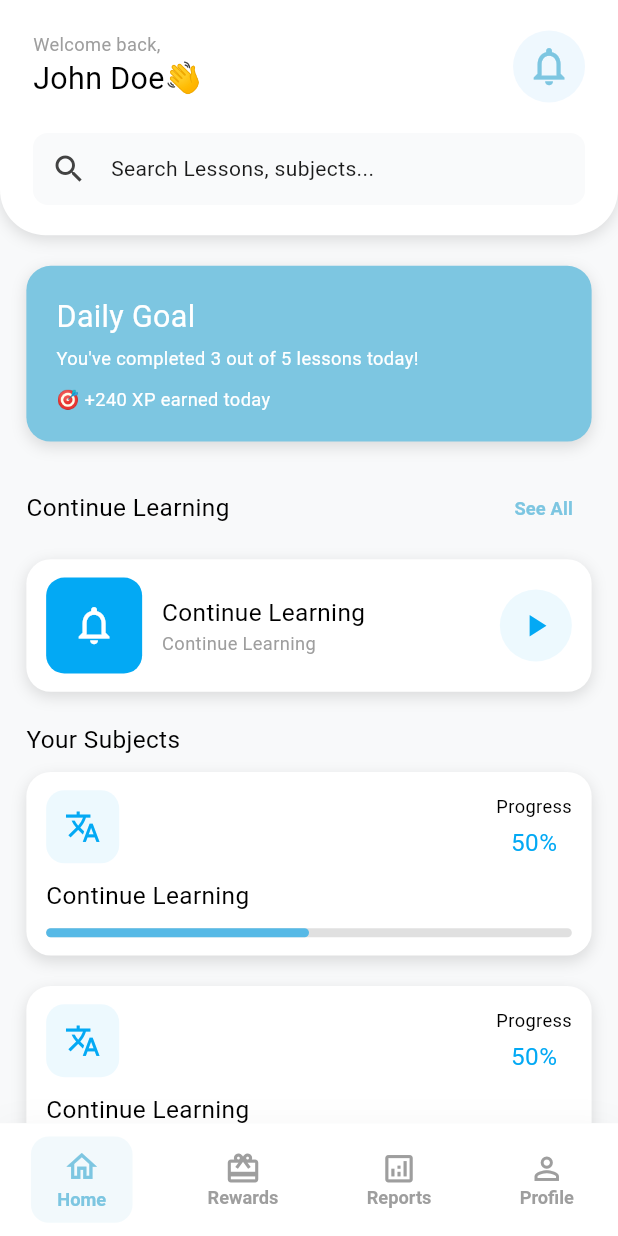
After one commit to ibraam123/cartoon_app, a Flutter app: the MainView screen opened by its route, after a tap on the "notifications none" icon, on a phone screen of 412 x 824 dp. The commit adds this screen. Run offline on Flutter 3.47's test engine with Material 3 defaults, Android fonts, the phone set to English and light mode, and no system bars; our stand-ins replace cloud_firestore, easy_localization, email_validator, firebase_auth, firebase_core, flutter_bloc and 6 more; accounts and stored records are empty.

Commit message:
finish of home screen design

```diff
--- a/lib/core/config/routes.dart
+++ b/lib/core/config/routes.dart
@@ -1,3 +1,4 @@
+import 'package:cartoon_app/features/home/preseantation/views/main_view.dart';
 import 'package:go_router/go_router.dart';
 
 import '../../features/auth/presentation/views/auth_test_view.dart';
@@ -13,6 +14,7 @@ class AppRoutes {
   static const String kForgetPasswordView = '/forgetPassword';
   static const String kOnboardingView = '/onboarding';
   static const String kAuth = '/auth';
+  static const String kMain = '/main';
 
   static final GoRouter router = GoRouter(
     initialLocation: kSplashView,
@@ -35,6 +37,10 @@ class AppRoutes {
         path: kAuth,
         builder: (context, state) => const AuthTestView(),
       ),
+      GoRoute(
+        path: kMain,
+        builder: (context, state) => const MainView(),
+      ),
     ],
   );
 }
--- /dev/null
+++ b/lib/core/widgets/custom_bottom_navbar.dart
@@ -0,0 +1,95 @@
+import 'package:flutter/material.dart';
+import 'package:flutter_screenutil/flutter_screenutil.dart';
+import '../../features/home/domain/entities/nav_item.dart';
+import '../config/app_colors.dart';
+
+class CustomBottomNavBar extends StatefulWidget {
+  final int currentIndex;
+  final Function(int) onItemTapped;
+
+  const CustomBottomNavBar({
+    super.key,
+    required this.currentIndex,
+    required this.onItemTapped,
+  });
+
+  @override
+  State<CustomBottomNavBar> createState() => _CustomBottomNavBarState();
+}
+
+class _CustomBottomNavBarState extends State<CustomBottomNavBar> {
+  static const items = [
+    NavItem(Icons.home_outlined, 'Home'),
+    NavItem(Icons.card_giftcard_outlined, 'Rewards'),
+    NavItem(Icons.analytics_outlined, 'Reports'),
+    NavItem(Icons.person_outline, 'Profile'),
+  ];
+
+  @override
+  Widget build(BuildContext context) {
+    return Container(
+      decoration: BoxDecoration(
+        color: Colors.white,
+        boxShadow: [
+          BoxShadow(
+            color: Colors.black.withValues(alpha: 0.05),
+            blurRadius: 20,
+            offset: const Offset(0, 5),
+          ),
+        ],
+      ),
+      child: Row(
+        mainAxisAlignment: MainAxisAlignment.spaceAround,
+        children: List.generate(items.length, (index) {
+          final item = items[index];
+          final isSelected = widget.currentIndex == index;
+
+          return InkWell(
+            borderRadius: BorderRadius.circular(12),
+            onTap: () => widget.onItemTapped(index),
+            splashColor: AppColors.primary.withValues(alpha: 0.1),
+            child: AnimatedContainer(
+              margin: EdgeInsets.symmetric(vertical: 8.w),
+              duration: const Duration(milliseconds: 300),
+              curve: Curves.ease,
+              padding: EdgeInsets.symmetric(
+                  horizontal: isSelected ? 16.w : 8.w, vertical: 8.h),
+              decoration: BoxDecoration(
+                color: isSelected
+                    ? AppColors.primary.withValues(alpha: 0.1)
+                    : Colors.transparent,
+                borderRadius: BorderRadius.circular(12),
+              ),
+              child: Column(
+                mainAxisSize: MainAxisSize.min,
+                mainAxisAlignment: MainAxisAlignment.center,
+                children: [
+                  AnimatedTheme(
+                    data: ThemeData(
+                      iconTheme: IconThemeData(
+                        color: isSelected ? AppColors.primary : Colors.grey,
+                        size: 24.r,
+                      ),
+                    ),
+                    duration: const Duration(milliseconds: 300),
+                    child: Icon(item.icon),
+                  ),
+                  if (isSelected) const SizedBox(height: 3),
+                  AnimatedDefaultTextStyle(
+                    duration: const Duration(milliseconds: 200),
+                    style: TextStyle(
+                      fontSize: 12.sp ,
+                      fontWeight: FontWeight.bold,
+                      color: isSelected ? AppColors.primary : Colors.grey,
+                    ),
+                    child: Text(item.label),
+                  ),
+                ],
+              ),
+            ),
+          );
+        }),
+      ),
+    );
+  }
+}
--- a/lib/features/auth/presentation/views/auth_test_view.dart
+++ b/lib/features/auth/presentation/views/auth_test_view.dart
@@ -9,6 +9,7 @@ import 'package:flutter_bloc/flutter_bloc.dart';
 import 'package:go_router/go_router.dart';
 
 import '../../../../core/config/app_keys_localization.dart';
+import '../../../../core/config/routes.dart';
 import '../../../../core/widgets/custom_snackbar.dart';
 import '../logic/auth_cubit.dart';
 import '../widgets/segment_option.dart';
@@ -26,7 +27,6 @@ class _AuthTestViewState extends State<AuthTestView> {
   bool isObscure = true;
   int _tabIndex = 0;
 
-  // form controllers (example)
   final TextEditingController _emailController = TextEditingController();
   final TextEditingController _passwordController = TextEditingController();
   final TextEditingController _firstNameController = TextEditingController();
@@ -90,6 +90,7 @@ class _AuthTestViewState extends State<AuthTestView> {
             icon: Icons.check_circle_outline,
             backgroundColor: Colors.green,
           );
+          GoRouter.of(context).go(AppRoutes.kMain);
         }
       },
       child: buildUi(),
@@ -155,14 +156,30 @@ class _AuthTestViewState extends State<AuthTestView> {
                             label: 'Sign In',
                             index: 0,
                             selectedIndex: _tabIndex,
-                            onTap: () => setState(() => _tabIndex = 0)  ,
+                            onTap: () {
+                              setState(() {
+                                _tabIndex = 0;
+                                _firstNameController.clear();
+                                _lastNameController.clear();
+                                _emailController.clear();
+                                _passwordController.clear();
+                              });
+                            },
                           ),
                           SizedBox(width: 12.w),
                           SegmentOption(
                             label: 'Sign Up',
                             index: 1,
                             selectedIndex: _tabIndex,
-                            onTap: () => setState(() => _tabIndex = 1),
+                            onTap: () {
+                              setState(() {
+                                _tabIndex = 1;
+                                _firstNameController.clear();
+                                _lastNameController.clear();
+                                _emailController.clear();
+                                _passwordController.clear();
+                              });
+                            },
                           ),
                         ],
                       ),
--- /dev/null
+++ b/lib/features/home/domain/entities/nav_item.dart
@@ -0,0 +1,7 @@
+import 'package:flutter/material.dart';
+
+class NavItem {
+  final IconData icon;
+  final String label;
+  const NavItem(this.icon, this.label);
+}
--- /dev/null
+++ b/lib/features/home/preseantation/views/home_view.dart
@@ -0,0 +1,88 @@
+import 'package:flutter/material.dart';
+import 'package:flutter_screenutil/flutter_screenutil.dart';
+
+import '../widgets/continues_container.dart';
+import '../widgets/daily_goal_container.dart';
+import '../widgets/header_container.dart';
+import '../widgets/header_section.dart';
+import '../widgets/list_acheivments.dart';
+import '../widgets/subject_container.dart';
+
+class HomeView extends StatelessWidget {
+  const HomeView({super.key});
+
+  @override
+  Widget build(BuildContext context) {
+    return ListView(
+      children: [
+        HeaderContainer(),
+        SizedBox(height: 20.h),
+        Padding(
+          padding: EdgeInsets.symmetric(horizontal: 16.w),
+          child: DailyGoalContainer(),
+        ),
+        SizedBox(height: 20.h),
+        Padding(
+          padding: EdgeInsets.symmetric(horizontal: 16.w),
+          child: HeadersSection(text: "Continue Learning", haveSeeAll: true)
+        ),
+        SizedBox(height: 10.h),
+        Padding(
+          padding: EdgeInsets.symmetric(horizontal: 16.w),
+          child: ContinuesContainer(
+            bkgColor: Colors.lightBlue,
+            iconSubject: Icons.book_outlined,
+            text: "Continue Learning",
+            subText: "Continue Learning",
+          ),
+        ),
+        SizedBox(height: 20.h),
+        Padding(
+          padding: EdgeInsets.symmetric(horizontal: 16.w),
+          child: HeadersSection(text: "Your Subjects" , haveSeeAll: false) ,
+        ),
+        SizedBox(height: 10.h),
+        Padding(
+          padding: EdgeInsets.symmetric(horizontal: 16.w),
+          child: SubjectContainer(
+            bkgColor: Colors.lightBlue,
+            iconSubject: Icons.book_outlined,
+            text: "Continue Learning",
+          ),
+        ),
+        SizedBox(height: 20.h),
+        Padding(
+          padding: EdgeInsets.symmetric(horizontal: 16.w),
+          child: SubjectContainer(
+            bkgColor: Colors.lightBlue,
+            iconSubject: Icons.book_outlined,
+            text: "Continue Learning",
+          ),
+        ),
+        SizedBox(height: 20.h),
+        Padding(
+          padding: EdgeInsets.symmetric(horizontal: 16.w),
+          child: SubjectContainer(
+            bkgColor: Colors.lightBlue,
+            iconSubject: Icons.book_outlined,
+            text: "Continue Learning",
+          ),
+        ),
+        SizedBox(height: 20.h),
+        Padding(
+          padding: EdgeInsets.symmetric(horizontal: 16.w),
+          child: HeadersSection(text: "Recent Achievements" , haveSeeAll: false) ,
+        ),
+        SizedBox(height: 10.h),
+        Padding(
+          padding: EdgeInsets.symmetric(horizontal: 16.w),
+          child: ListAchievements(
+            iconText: "📚",
+          ) ,
+        ),
+        SizedBox(height: 20.h),
+
+      ],
+    );
+  }
+}
--- /dev/null
+++ b/lib/features/home/preseantation/views/main_view.dart
@@ -0,0 +1,73 @@
+import 'package:flutter/material.dart';
+
+import '../../../../core/widgets/custom_bottom_navbar.dart';
+import 'home_view.dart';
+
+class MainView extends StatefulWidget {
+  const MainView({super.key});
+
+  @override
+  State<MainView> createState() => _MainViewState();
+}
+
+class _MainViewState extends State<MainView> {
+
+  int _currentIndex = 0;
+
+  final List<Widget> _pages = [
+    HomeView(),
+    SearchView(),
+    FavoriteView(),
+    CartView(),
+  ];
+
+  void _onItemTapped(int index) {
+    setState(() {
+      _currentIndex = index;
+    });
+  }
+
+
+  @override
+  Widget build(BuildContext context) {
+    return SafeArea(
+      child: Scaffold(
+        body: _pages[_currentIndex],
+        bottomNavigationBar: CustomBottomNavBar(
+          currentIndex: _currentIndex,
+          onItemTapped: _onItemTapped,
+        ),
+      ),
+    );
+  }
+}
+class SearchView extends StatelessWidget {
+  const SearchView({super.key});
+
+  @override
+  Widget build(BuildContext context) {
+    return const Center(
+      child: Text('Search View'),
+    );
+  }
+}
+class FavoriteView extends StatelessWidget {
+  const FavoriteView({super.key});
+
+  @override
+  Widget build(BuildContext context) {
+    return const Center(
+      child: Text('Search View'),
+    );
+  }
+}
+class CartView extends StatelessWidget {
+  const CartView({super.key});
+
+  @override
+  Widget build(BuildContext context) {
+    return const Center(
+      child: Text('Search View'),
+    );
+  }
+}
--- /dev/null
+++ b/lib/features/home/preseantation/widgets/continues_container.dart
@@ -0,0 +1,90 @@
+import 'package:flutter/material.dart';
+import 'package:flutter_screenutil/flutter_screenutil.dart';
+
+import '../../../../core/config/app_colors.dart';
+
+class ContinuesContainer extends StatelessWidget {
+  const ContinuesContainer({super.key , required this.bkgColor, required this.iconSubject, required this.text, required this.subText});
+  final Color bkgColor;
+  final IconData iconSubject;
+  final String text;
+  final String subText;
+
+  @override
+  Widget build(BuildContext context) {
+    return Container(
+      padding: EdgeInsets.symmetric(horizontal: 12.w, vertical: 12.h),
+      width: double.infinity,
+      decoration: BoxDecoration(
+        color: Colors.white,
+        borderRadius: BorderRadius.all(
+          Radius.circular(16.r),
+        ),
+        boxShadow: [
+          BoxShadow(
+            color: Colors.black12,
+            blurRadius: 8,
+            offset: Offset(0, 3),
+          )
+        ],
+      ),
+      child: Row(
+        mainAxisAlignment: MainAxisAlignment.start,
+        children: [
+          Container(
+            decoration: BoxDecoration(
+              color: bkgColor,
+              borderRadius: BorderRadius.circular(12.r),
+            ),
+            child: Padding(
+              padding: const EdgeInsets.all(8.0),
+              child: IconButton(
+                onPressed: () {},
+                icon: Icon(
+                  Icons.notifications_none_outlined,
+                  color: AppColors.white,
+                  size: 30.r,
+                ),
+              ),
+            ),
+          ),
+          SizedBox(width: 12.w),
+          Column(
+              crossAxisAlignment: CrossAxisAlignment.start,
+              children: [
+                Text(
+                  text,
+                  style: TextStyle(
+                    fontSize: 16.sp,
+                    color: Colors.black,
+                  ),
+                ),
+                Text(
+                  subText,
+                  style: TextStyle(
+                    fontSize: 12.sp,
+                    color: Colors.grey,
+                  ),
+                )
+              ]
+          ),
+          Spacer(),
+          Container(
+            decoration: BoxDecoration(
+              color: bkgColor.withValues(alpha: 0.07),
+              borderRadius: BorderRadius.circular(32.r),
+            ),
+            child: IconButton(
+              onPressed: () {},
+              icon: Icon(
+                Icons.play_arrow,
+                color: bkgColor,
+                size: 24.r,
+              ),
+            ),
+          )
+        ],
+      ),
+    );
+  }
+}
--- /dev/null
+++ b/lib/features/home/preseantation/widgets/daily_goal_container.dart
@@ -0,0 +1,57 @@
+import 'package:flutter/material.dart';
+import 'package:flutter_screenutil/flutter_screenutil.dart';
+
+import '../../../../core/config/app_colors.dart';
+
+class DailyGoalContainer extends StatelessWidget {
+  const DailyGoalContainer({super.key});
+
+  @override
+  Widget build(BuildContext context) {
+    return Container(
+      padding: EdgeInsets.symmetric(horizontal: 20, vertical: 20),
+      width: double.infinity,
+      decoration: BoxDecoration(
+          color: AppColors.primary,
+          borderRadius: BorderRadius.all(
+            Radius.circular(16.r),
+          ),
+          boxShadow: [
+            BoxShadow(
+              color: Colors.black12,
+              blurRadius: 8,
+              offset: Offset(0, 3),
+            )
+          ]
+      ),
+      child: Column(
+          crossAxisAlignment: CrossAxisAlignment.start,
+          children: [
+            Text(
+              "Daily Goal",
+              style: TextStyle(
+                fontSize: 20.sp,
+                color: Colors.white,
+              ),
+            ),
+            SizedBox(height: 4.h),
+            Text(
+                "You've completed 3 out of 5 lessons today!",
+                style: TextStyle(
+                  fontSize: 12.sp,
+                  color: Colors.white,
+                )
+            ),
+            SizedBox(height: 10.h),
+            Text(
+                "🎯 +240 XP earned today",
+                style: TextStyle(
+                  fontSize: 12.sp,
+                  color: Colors.white,
+                )
+            )
+          ]
+      ),
+    );
+  }
+}
--- /dev/null
+++ b/lib/features/home/preseantation/widgets/header_container.dart
@@ -0,0 +1,82 @@
+import 'package:flutter/material.dart';
+import 'package:flutter_screenutil/flutter_screenutil.dart';
+
+import '../../../../core/config/app_colors.dart';
+import '../../../auth/presentation/widgets/custom_form_text_field.dart';
+
+class HeaderContainer extends StatelessWidget {
+  const HeaderContainer({super.key});
+
+  @override
+  Widget build(BuildContext context) {
+    return Container(
+      padding: EdgeInsets.symmetric(horizontal: 20.w, vertical: 20.h),
+      width: double.infinity,
+      decoration: BoxDecoration(
+          color: Colors.white,
+          boxShadow: [
+            BoxShadow(
+              color: Colors.black12,
+              blurRadius: 8,
+              offset: Offset(0, 3),
+            )
+          ],
+          borderRadius: BorderRadius.only(
+            bottomLeft: Radius.circular(
+              30.r,
+            ),
+            bottomRight: Radius.circular(
+              30.r,
+            ),
+          )
+      ),
+      child: Column(
+        children: [
+          Row(
+            children: [
+              Column(
+                crossAxisAlignment: CrossAxisAlignment.start,
+                children: [
+                  Text(
+                    "Welcome back,",
+                    style: TextStyle(
+                      fontSize: 12.sp,
+                      color: Colors.grey,
+                    ),
+                  ),
+                  Text(
+                    "John Doe👋",
+                    style: TextStyle(
+                      fontSize: 20.sp,
+                      color: Colors.black,
+                    ),
+                  )
+                ],
+              ),
+              Spacer(),
+              Container(
+                decoration: BoxDecoration(
+                  color: Colors.blue.withValues(alpha: 0.07),
+                  borderRadius: BorderRadius.circular(32.r),
+                ),
+                child: IconButton(
+                  onPressed: () {},
+                  icon: Icon(
+                    Icons.notifications_none_outlined,
+                    color: AppColors.primary,
+                    size: 30.r,
+                  ),
+                ),
+              )
+            ],
+          ),
+          SizedBox(height: 20.h),
+          CustomTextFormField(
+            hintText: "Search Lessons, subjects...",
+            prefixIcon: Icons.search,
+          )
+        ],
+      ),
+    );
+  }
+}
--- /dev/null
+++ b/lib/features/home/preseantation/widgets/header_section.dart
@@ -0,0 +1,36 @@
+import 'package:flutter/material.dart';
+import 'package:flutter_screenutil/flutter_screenutil.dart';
+
+import '../../../../core/config/app_colors.dart';
+
+class HeadersSection extends StatelessWidget {
+  const HeadersSection({super.key , required this.text, this.haveSeeAll});
+  final String text;
+  final bool? haveSeeAll;
+
+  @override
+  Widget build(BuildContext context) {
+    return  Row(
+      mainAxisAlignment: MainAxisAlignment.spaceBetween,
+      children: [
+        Text(
+          text,
+          style: TextStyle(
+            fontSize: 16.sp,
+            color: Colors.black,
+          ),
+        ),
+        haveSeeAll! ? TextButton(
+          onPressed: () {},
+          child: Text(
+            "See All",
+            style: TextStyle(
+              fontSize: 12.sp,
+              color: AppColors.primary,
+            ),
+          ),
+        ) : Container()
+      ],
+    );
+  }
+}
--- /dev/null
+++ b/lib/features/home/preseantation/widgets/list_acheivments.dart
@@ -0,0 +1,38 @@
+import 'package:flutter/material.dart';
+import 'package:flutter_screenutil/flutter_screenutil.dart';
+
+class ListAchievements extends StatelessWidget {
+  const ListAchievements({super.key , required this.iconText});
+  final String iconText;
+
+  @override
+  Widget build(BuildContext context) {
+    return SizedBox(
+      height: 80.h,
+      child: ListView.builder(
+          scrollDirection: Axis.horizontal,
+          itemCount: 10,
+          itemBuilder: (context, index) {
+            return Container(
+              margin: EdgeInsets.only(right: 10.w),
+              width: 100.w,
+              decoration: BoxDecoration(
+                color: Colors.white,
+                borderRadius: BorderRadius.circular(16.r),
+
+              ),
+              child: Center(
+                child: Text(
+                  iconText,
+                  style: TextStyle(
+                    fontSize: 32.sp,
+                    color: Colors.black,
+                  ),
+                ),
+              ),
+            );
+          }
+      ),
+    );
+  }
+}
--- /dev/null
+++ b/lib/features/home/preseantation/widgets/subject_container.dart
@@ -0,0 +1,85 @@
+import 'package:flutter/material.dart';
+import 'package:flutter_screenutil/flutter_screenutil.dart';
+
+class SubjectContainer extends StatelessWidget {
+  const SubjectContainer({super.key , required this.bkgColor, required this.iconSubject, required this.text});
+  final Color bkgColor;
+  final IconData iconSubject;
+  final String text;
+
+  @override
+  Widget build(BuildContext context) {
+    return Container(
+      padding: EdgeInsets.symmetric(horizontal: 12.w, vertical: 12.h),
+      width: double.infinity,
+      decoration: BoxDecoration(
+          color: Colors.white,
+          borderRadius: BorderRadius.all(
+            Radius.circular(16.r),
+          ),
+          boxShadow: [
+            BoxShadow(
+              color: Colors.black12,
+              blurRadius: 8,
+              offset: Offset(0, 4),
+            )
+          ]
+      ),
+      child: Column(
+        crossAxisAlignment: CrossAxisAlignment.start,
+        children: [
+          Row(
+            children: [
+              Container(
+                padding: EdgeInsets.all(12.r),
+                decoration: BoxDecoration(
+                  color: bkgColor.withValues(alpha: 0.07),
+                  borderRadius: BorderRadius.circular(12.r),
+                ),
+                child: Icon(
+                  Icons.translate,
+                  color: bkgColor,
+                  size: 24.r,
+                ),
+              ),
+              Spacer(),
+              Column(
+                children: [
+                  Text("Progress" , style: TextStyle(
+                    fontSize: 12.sp,
+                    color: Colors.black,
+                  ),),
+                  SizedBox(height: 4.h),
+                  Text(
+                      "50%",
+                      style: TextStyle(
+                        fontSize: 16.sp,
+                        color: bkgColor,
+                      )
+                  )
+
+                ],
+              )
+            ],
+          ),
+          SizedBox(height: 10.h),
+          Text(
+            text,
+            style: TextStyle(
+              fontSize: 16.sp,
+              color: Colors.black,
+            ),
+          ),
+          SizedBox(height: 10.h),
+          LinearProgressIndicator(
+            minHeight: 6,
+            backgroundColor: Colors.grey[300],
+            valueColor: AlwaysStoppedAnimation(Color(0xFF56B9E6)),
+            value: 0.5,
+            borderRadius: BorderRadius.circular(12.r) ,
+          )
+        ],
+      ),
+    );
+  }
+}
--- a/lib/main.dart
+++ b/lib/main.dart
@@ -12,6 +12,8 @@ import 'firebase_options.dart';
 import 'init_dependcies.dart';
 
 Future<void> main() async {
+
+
 
   WidgetsFlutterBinding.ensureInitialized();
   Bloc.observer = AppBlocObserver();
```
Also changed, not shown: lib/features/rewards/presentation/views/rewards_view.dart (added).
